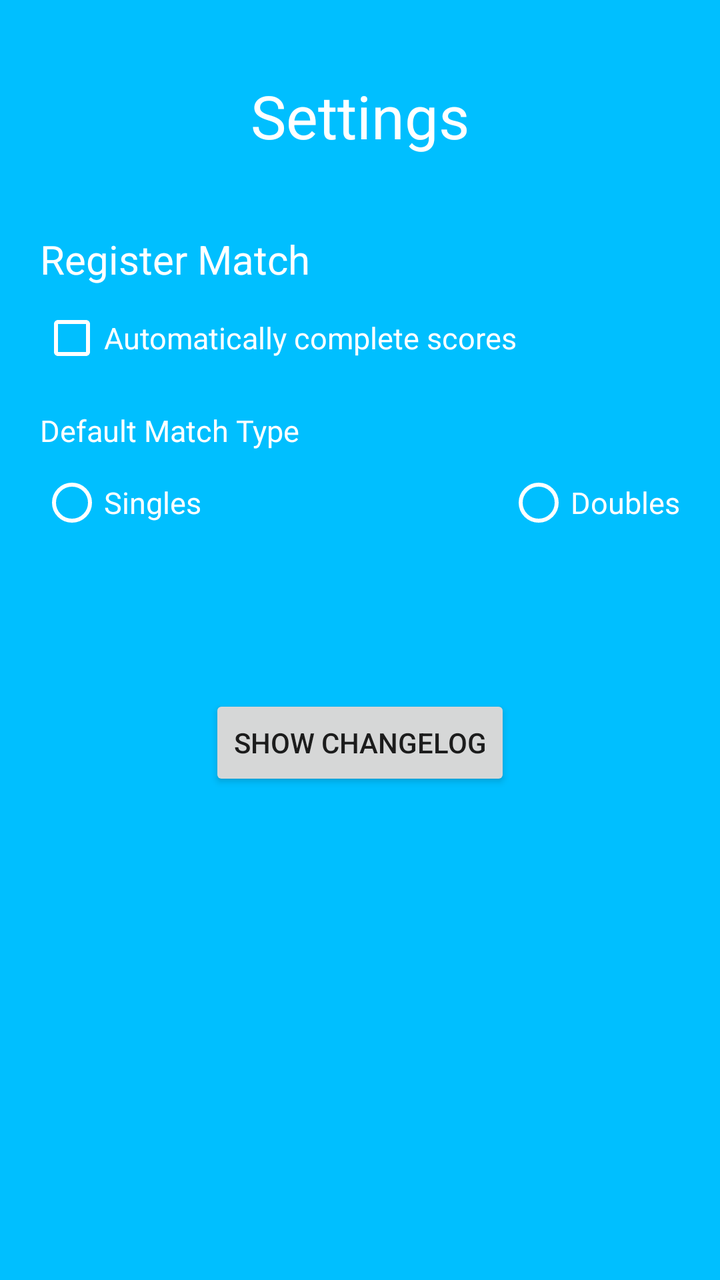
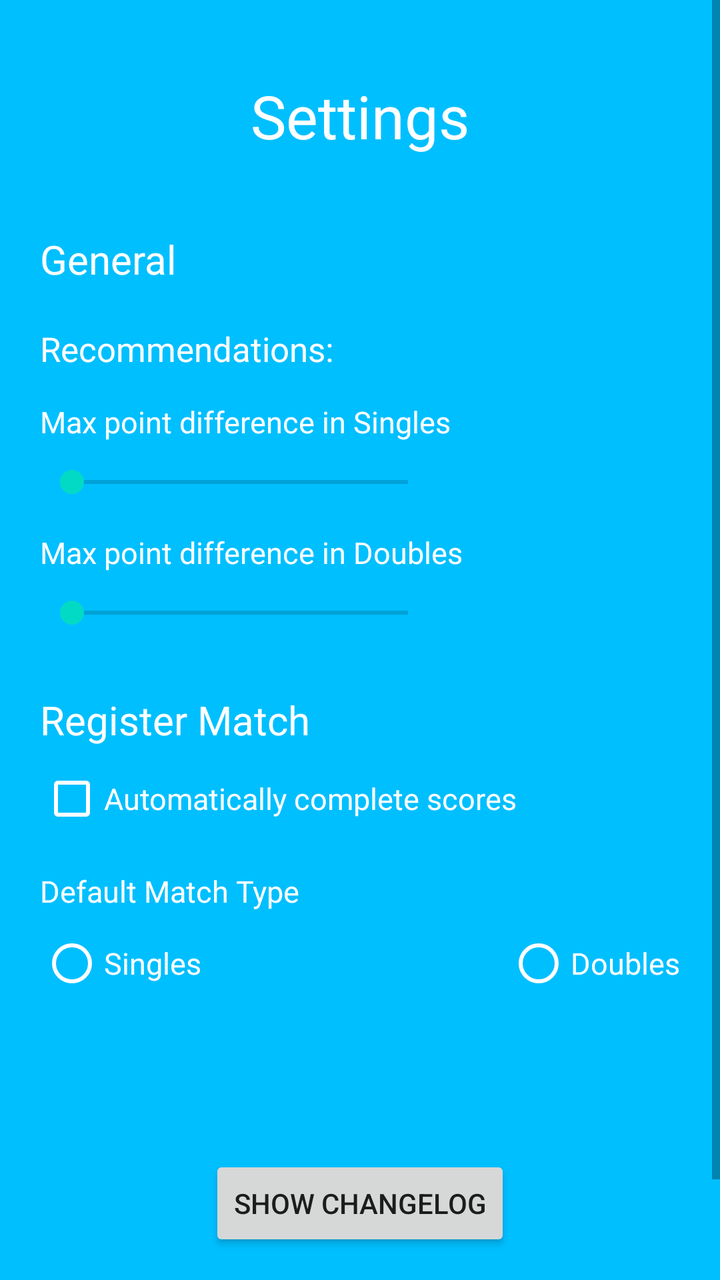

An Android layout rendered at two revisions. The XML below is the earlier revision; the diff shows what the commit changed to produce the second picture.
<!-- AndroidManifest.xml: application theme AppTheme -->
<!-- res/layout/settings_activity.xml -->
<ScrollView xmlns:android="http://schemas.android.com/apk/res/android"
    xmlns:tools="http://schemas.android.com/tools"
    xmlns:app="http://schemas.android.com/apk/res-auto"
    android:id="@+id/settingsLayout"
    android:layout_width="match_parent"
    android:layout_height="match_parent"
    android:background="@color/colorPrimaryDark"
    tools:context=".SettingsActivity">

    <RelativeLayout
        android:layout_width="match_parent"
        android:layout_height="wrap_content">

        <androidx.appcompat.widget.Toolbar
            android:id="@+id/toolbar"
            android:layout_width="match_parent"
            android:layout_height="wrap_content"
            android:layout_marginTop="30dp"
            android:layout_marginBottom="30dp"
            app:contentInsetStartWithNavigation="0dp">

            <TextView
                android:id="@+id/settingsHeadline"
                android:layout_width="wrap_content"
                android:layout_height="wrap_content"
                android:layout_gravity="center"
                android:text="@string/settingsHeadline"
                android:textColor="@color/colorSettings"
                android:textSize="30sp" />

        </androidx.appcompat.widget.Toolbar>

        <TextView
            android:id="@+id/registerMatchHeadline"
            android:layout_width="wrap_content"
            android:layout_height="wrap_content"
            android:layout_below="@id/toolbar"
            android:layout_marginStart="20dp"
            android:text="@string/registerMatchHeadline"
            android:textColor="@color/colorSettings"
            android:textSize="20sp" />

        <CheckBox
            android:id="@+id/setManualStartPositions"
            android:layout_width="wrap_content"
            android:layout_height="wrap_content"
            android:layout_below="@id/registerMatchHeadline"
            android:layout_gravity="center_horizontal|center_vertical"
            android:layout_marginStart="20dp"
            android:layout_marginTop="10dp"
            android:layout_marginBottom="20dp"
            android:buttonTint="@color/colorSettings"
            android:text="@string/settings_manualStartPos"
            android:textColor="@color/colorSettings"
            android:textSize="20sp"
            android:visibility="gone" />

        <CheckBox
            android:id="@+id/setDebugMode"
            android:layout_width="wrap_content"
            android:layout_height="wrap_content"
            android:layout_below="@id/setManualStartPositions"
            android:layout_gravity="center_horizontal|center_vertical"
            android:layout_margin="20dp"
            android:buttonTint="@color/colorSettings"
            android:text="@string/settings_debugMode"
            android:textColor="@color/colorSettings"
            android:textSize="20sp"
            android:visibility="gone" />

        <CheckBox
            android:id="@+id/setAutocompleteScore"
            android:layout_width="wrap_content"
            android:layout_height="wrap_content"
            android:layout_below="@id/setDebugMode"
            android:layout_gravity="center_horizontal|center_vertical"
            android:layout_marginStart="20dp"
            android:layout_marginTop="10dp"
            android:layout_marginEnd="20dp"
            android:buttonTint="@color/colorSettings"
            android:gravity="center"
            android:text="@string/settings_autocompleteScore"
            android:textColor="@color/colorSettings"
            android:textSize="15sp"
            android:visibility="visible" />

        <TextView
            android:id="@+id/defaultMatchTypeText"
            android:layout_width="wrap_content"
            android:layout_height="wrap_content"
            android:layout_below="@id/setAutocompleteScore"
            android:layout_marginStart="20dp"
            android:layout_marginTop="20dp"
            android:text="@string/defaultMatchType_headline"
            android:textColor="@color/colorSettings"
            android:textSize="15sp" />

        <RadioGroup
            android:id="@+id/defaultMatchType"
            android:layout_width="wrap_content"
            android:layout_height="wrap_content"
            android:layout_below="@id/defaultMatchTypeText"
            android:layout_marginStart="20dp"
            android:layout_marginTop="10dp"
            android:layout_marginEnd="20dp"
            android:orientation="horizontal">

            <RadioButton
                android:id="@+id/singlesMatchSelector"
                android:layout_width="wrap_content"
                android:layout_height="wrap_content"
                android:buttonTint="@color/colorSettings"
                android:text="@string/matchTypeSingles"
                android:textColor="@color/colorSettings"
                android:textSize="15sp" />

            <View
                android:layout_width="0dp"
                android:layout_height="0dp"
                android:layout_weight="1" />

            <RadioButton
                android:id="@+id/doublesMatchSelector"
                android:layout_width="wrap_content"
                android:layout_height="wrap_content"
                android:buttonTint="@color/colorSettings"
                android:text="@string/matchTypeDoubles"
                android:textColor="@color/colorSettings"
                android:textSize="15sp" />
        </RadioGroup>

        <Button
            android:id="@+id/showChangelogButton"
            android:layout_width="wrap_content"
            android:layout_height="wrap_content"
            android:layout_below="@id/defaultMatchType"
            android:layout_centerHorizontal="true"
            android:layout_marginTop="80dp"
            android:text="@string/showChangelog_button" />

        <TextView
            android:id="@+id/version"
            android:layout_width="match_parent"
            android:layout_height="wrap_content"
            android:layout_below="@id/showChangelogButton"
            android:layout_marginStart="10dp"
            android:layout_marginTop="50dp"
            android:layout_marginEnd="10dp"
            android:textAlignment="center"
            android:textColor="@color/colorSettings" />

    </RelativeLayout>
</ScrollView>
<!-- resources referenced by this layout -->
<resources>
  <color name="colorPrimaryDark">#00BFFF</color>
  <color name="colorSettings">#FFFFFF</color>
  <string name="defaultMatchType_headline">Default Match Type</string>
  <string name="matchTypeDoubles">Doubles</string>
  <string name="matchTypeSingles">Singles</string>
  <string name="registerMatchHeadline">Register Match</string>
  <string name="settingsHeadline">Settings</string>
  <string name="settings_autocompleteScore">Automatically complete scores</string>
  <string name="settings_debugMode">Run in Debug Mode</string>
  <string name="settings_manualStartPos">Set Start Positions manually</string>
  <string name="showChangelog_button">Show changelog</string>
  <style name="AppTheme" parent="Theme.AppCompat.Light.NoActionBar">
          
          <item name="colorPrimary">@color/colorPrimary</item>
          <item name="colorPrimaryDark">@color/colorPrimaryDark</item>
          <item name="colorAccent">@color/colorAccent</item>
      </style>
  <color name="colorPrimary">#6200EE</color>
  <color name="colorAccent">#03DAC5</color>
</resources>

<!-- the commit's change to res/layout/settings_activity.xml (unified diff, before → after) -->
@@ -31,11 +31,71 @@
         </androidx.appcompat.widget.Toolbar>
 
         <TextView
+            android:id="@+id/generalHeadline"
+            android:layout_width="wrap_content"
+            android:layout_height="wrap_content"
+            android:layout_below="@id/toolbar"
+            android:layout_marginStart="20dp"
+            android:text="General"
+            android:textColor="@color/colorSettings"
+            android:textSize="20sp" />
+
+        <TextView
+            android:id="@+id/recommendationsHeadline"
+            android:layout_width="wrap_content"
+            android:layout_height="wrap_content"
+            android:layout_below="@id/generalHeadline"
+            android:layout_marginStart="20dp"
+            android:layout_marginTop="20dp"
+            android:text="Recommendations:"
+            android:textColor="@color/colorSettings"
+            android:textSize="17sp" />
+
+        <TextView
+            android:id="@+id/singlesPointDiffText"
+            android:layout_width="wrap_content"
+            android:layout_height="wrap_content"
+            android:layout_below="@id/recommendationsHeadline"
+            android:layout_marginStart="20dp"
+            android:layout_marginTop="15dp"
+            android:text="Max point difference in Singles"
+            android:textColor="@color/colorSettings"
+            android:textSize="15sp" />
+        <SeekBar
+            android:id="@+id/seekBarSingles"
+            android:layout_width="200dp"
+            android:layout_height="20dp"
+            android:layout_marginStart="20dp"
+            android:layout_marginTop="10dp"
+            android:layout_below="@id/singlesPointDiffText"
+            android:max="50"/>
+
+        <TextView
+            android:id="@+id/doublesPointDiffText"
+            android:layout_width="wrap_content"
+            android:layout_height="wrap_content"
+            android:layout_below="@id/seekBarSingles"
+            android:layout_marginStart="20dp"
+            android:layout_marginTop="15dp"
+            android:text="Max point difference in Doubles"
+            android:textColor="@color/colorSettings"
+            android:textSize="15sp" />
+        <SeekBar
+            android:id="@+id/seekBarDoubles"
+            android:layout_width="200dp"
+            android:layout_height="20dp"
+            android:layout_marginStart="20dp"
+            android:layout_marginTop="10dp"
+            android:layout_below="@id/doublesPointDiffText"
+            android:max="100"/>
+
+        <TextView
             android:id="@+id/registerMatchHeadline"
             android:layout_width="wrap_content"
             android:layout_height="wrap_content"
-            android:layout_below="@id/toolbar"
-            android:layout_marginStart="20dp"
+            android:layout_below="@id/seekBarDoubles"
+            android:layout_marginStart="20dp"
+            android:layout_marginTop="30dp"
             android:text="@string/registerMatchHeadline"
             android:textColor="@color/colorSettings"
             android:textSize="20sp" />
